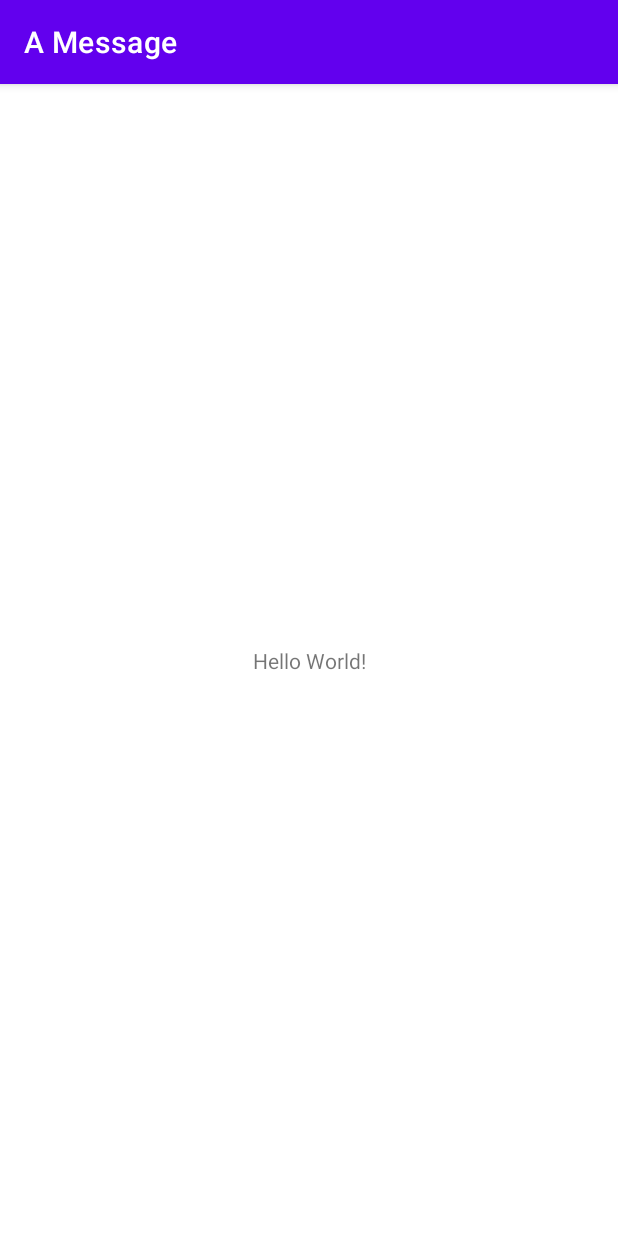
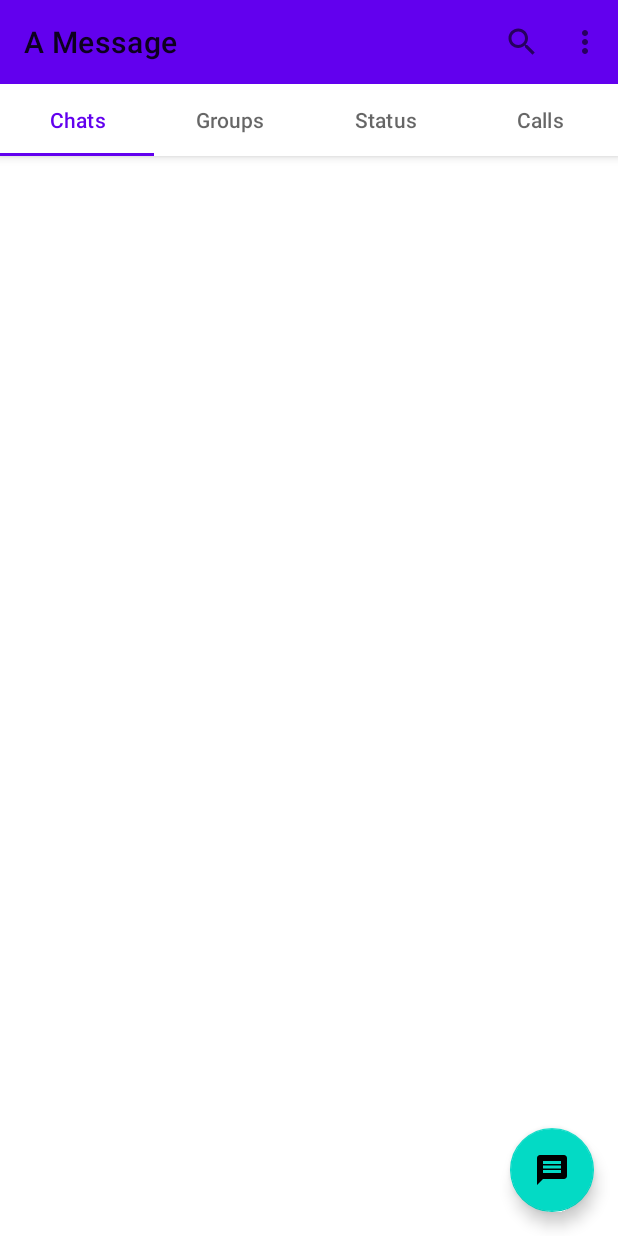
Before and after one commit to SriMani-7/AMessage, an Android app: the screen it shows after launch (MainActivity), on a phone screen of 412 x 824 dp. Run offline under Robolectric (Android 15) with nearby library versions, the phone set to English and light mode, and no system bars.

Commit message:
tabs and pages added
added some views for basic User interface

```diff
--- a/app/build.gradle
+++ b/app/build.gradle
@@ -25,6 +25,9 @@ android {
         sourceCompatibility JavaVersion.VERSION_1_8
         targetCompatibility JavaVersion.VERSION_1_8
     }
+    buildFeatures{
+        viewBinding true
+    }
 }
 
 dependencies {
--- a/app/src/main/java/com/ithoughts/androidsamples/sample1/amessage/MainActivity.java
+++ b/app/src/main/java/com/ithoughts/androidsamples/sample1/amessage/MainActivity.java
@@ -1,14 +1,45 @@
 package com.ithoughts.androidsamples.sample1.amessage;
 
 import androidx.appcompat.app.AppCompatActivity;
+import androidx.viewpager2.widget.ViewPager2;
 
 import android.os.Bundle;
+import android.view.Menu;
+
+import com.google.android.material.tabs.TabLayout;
+import com.google.android.material.tabs.TabLayoutMediator;
+import com.ithoughts.androidsamples.sample1.amessage.databinding.ActivityMainBinding;
 
 public class MainActivity extends AppCompatActivity {
+
+    private ActivityMainBinding mainBinding;
+    public static final int PAGES_COUNT = 4;
 
     @Override
     protected void onCreate(Bundle savedInstanceState) {
         super.onCreate(savedInstanceState);
-        setContentView(R.layout.activity_main);
+        mainBinding = ActivityMainBinding.inflate(getLayoutInflater());
+        setContentView(mainBinding.getRoot());
+        setSupportActionBar(mainBinding.toolbar);
+        TabLayout tabs = mainBinding.tabs;
+        ViewPager2 pages = mainBinding.pages;
+        PagesAdapter pagesAdapter = new PagesAdapter(this);
+        pages.setAdapter(pagesAdapter);
+        TabLayoutMediator tabLayoutMediator = new TabLayoutMediator(tabs, pages,((tab, position) -> {
+            switch (position){
+                case 0 : tab.setText("Chats");break;
+                case 1 : tab.setText("Groups");break;
+                case 2 : tab.setText("Status");break;
+                case 3 : tab.setText("Calls");break;
+            }
+        }));
+        tabLayoutMediator.attach();
+    }
+
+    @Override
+    public boolean onCreateOptionsMenu(Menu menu) {
+        super.onCreateOptionsMenu(menu);
+        getMenuInflater().inflate(R.menu.main_menu,menu);
+        return true;
     }
 }
--- /dev/null
+++ b/app/src/main/java/com/ithoughts/androidsamples/sample1/amessage/MainPageFragment.java
@@ -0,0 +1,32 @@
+package com.ithoughts.androidsamples.sample1.amessage;
+
+import android.os.Bundle;
+import android.view.LayoutInflater;
+import android.view.View;
+import android.view.ViewGroup;
+
+import androidx.annotation.NonNull;
+import androidx.annotation.Nullable;
+import androidx.fragment.app.Fragment;
+
+import com.ithoughts.androidsamples.sample1.amessage.databinding.FragmentMainpageBinding;
+
+public class MainPageFragment extends Fragment {
+
+    private FragmentMainpageBinding mainpageBinding;
+    public static MainPageFragment getInstance() {
+        return new MainPageFragment();
+    }
+
+    @Nullable
+    @Override
+    public View onCreateView(@NonNull LayoutInflater inflater, @Nullable ViewGroup container, @Nullable Bundle savedInstanceState) {
+        mainpageBinding = FragmentMainpageBinding.inflate(inflater,container,false);
+        return mainpageBinding.getRoot();
+    }
+
+    @Override
+    public void onViewCreated(@NonNull View view, @Nullable Bundle savedInstanceState) {
+        super.onViewCreated(view, savedInstanceState);
+    }
+}
--- /dev/null
+++ b/app/src/main/java/com/ithoughts/androidsamples/sample1/amessage/PagesAdapter.java
@@ -0,0 +1,22 @@
+package com.ithoughts.androidsamples.sample1.amessage;
+
+import androidx.annotation.NonNull;
+import androidx.fragment.app.FragmentActivity;
+import androidx.viewpager2.adapter.FragmentStateAdapter;
+
+public class PagesAdapter extends FragmentStateAdapter {
+    public PagesAdapter(@NonNull FragmentActivity fragmentActivity) {
+        super(fragmentActivity);
+    }
+
+    @NonNull
+    @Override
+    public MainPageFragment createFragment(int position) {
+        return MainPageFragment.getInstance();
+    }
+
+    @Override
+    public int getItemCount() {
+        return MainActivity.PAGES_COUNT;
+    }
+}
--- /dev/null
+++ b/app/src/main/res/drawable/ic_baseline_message_24.xml
@@ -0,0 +1,10 @@
+<vector xmlns:android="http://schemas.android.com/apk/res/android"
+    android:width="24dp"
+    android:height="24dp"
+    android:viewportWidth="24"
+    android:viewportHeight="24"
+    android:tint="?attr/colorControlNormal">
+  <path
+      android:fillColor="@android:color/white"
+      android:pathData="M20,2L4,2c-1.1,0 -1.99,0.9 -1.99,2L2,22l4,-4h14c1.1,0 2,-0.9 2,-2L22,4c0,-1.1 -0.9,-2 -2,-2zM18,14L6,14v-2h12v2zM18,11L6,11L6,9h12v2zM18,8L6,8L6,6h12v2z"/>
+</vector>
--- /dev/null
+++ b/app/src/main/res/drawable/ic_search_black_24dp.xml
@@ -0,0 +1,9 @@
+<vector xmlns:android="http://schemas.android.com/apk/res/android"
+        android:width="24dp"
+        android:height="24dp"
+        android:viewportWidth="24.0"
+        android:viewportHeight="24.0">
+    <path
+        android:fillColor="#FF000000"
+        android:pathData="M15.5,14h-0.79l-0.28,-0.27C15.41,12.59 16,11.11 16,9.5 16,5.91 13.09,3 9.5,3S3,5.91 3,9.5 5.91,16 9.5,16c1.61,0 3.09,-0.59 4.23,-1.57l0.27,0.28v0.79l5,4.99L20.49,19l-4.99,-5zM9.5,14C7.01,14 5,11.99 5,9.5S7.01,5 9.5,5 14,7.01 14,9.5 11.99,14 9.5,14z"/>
+</vector>
--- a/app/src/main/res/layout/activity_main.xml
+++ b/app/src/main/res/layout/activity_main.xml
@@ -1,18 +1,43 @@
 <?xml version="1.0" encoding="utf-8"?>
-<androidx.constraintlayout.widget.ConstraintLayout xmlns:android="http://schemas.android.com/apk/res/android"
+<androidx.coordinatorlayout.widget.CoordinatorLayout xmlns:android="http://schemas.android.com/apk/res/android"
+    xmlns:tools="http://schemas.android.com/tools"
     xmlns:app="http://schemas.android.com/apk/res-auto"
-    xmlns:tools="http://schemas.android.com/tools"
     android:layout_width="match_parent"
     android:layout_height="match_parent"
     tools:context=".MainActivity">
 
-    <TextView
+    <com.google.android.material.appbar.AppBarLayout
+        android:id="@+id/appbar"
+        android:layout_height="wrap_content"
+        android:layout_width="match_parent">
+
+        <androidx.appcompat.widget.Toolbar
+            android:id="@+id/toolbar"
+            android:layout_height="?attr/actionBarSize"
+            android:layout_width="match_parent"
+            app:layout_scrollFlags="scroll" />
+
+        <com.google.android.material.tabs.TabLayout
+            android:id="@+id/tabs"
+            app:tabTextAppearance="@style/TextAppearance.MaterialComponents.Subtitle2"
+            android:layout_width="match_parent"
+            android:layout_height="wrap_content"/>
+    </com.google.android.material.appbar.AppBarLayout>
+
+    <androidx.viewpager2.widget.ViewPager2
+        android:id="@+id/pages"
+        android:layout_width="match_parent"
+        app:layout_behavior="com.google.android.material.appbar.AppBarLayout$ScrollingViewBehavior"
+        android:layout_height="match_parent" />
+
+    <com.google.android.material.floatingactionbutton.FloatingActionButton
+        android:id="@+id/floatingActionButton"
         android:layout_width="wrap_content"
         android:layout_height="wrap_content"
-        android:text="Hello World!"
-        app:layout_constraintBottom_toBottomOf="parent"
-        app:layout_constraintLeft_toLeftOf="parent"
-        app:layout_constraintRight_toRightOf="parent"
-        app:layout_constraintTop_toTopOf="parent" />
+        android:clickable="true"
+        android:layout_margin="16dp"
+        android:layout_gravity="bottom|end"
+        app:srcCompat="@drawable/ic_baseline_message_24"
+        android:focusable="true" />
 
-</androidx.constraintlayout.widget.ConstraintLayout>
+</androidx.coordinatorlayout.widget.CoordinatorLayout>
--- /dev/null
+++ b/app/src/main/res/layout/fragment_mainpage.xml
@@ -0,0 +1,8 @@
+<?xml version="1.0" encoding="utf-8"?>
+<FrameLayout xmlns:android="http://schemas.android.com/apk/res/android"
+    xmlns:app="http://schemas.android.com/apk/res-auto"
+    android:layout_width="match_parent"
+    android:layout_height="match_parent">
+
+
+</FrameLayout>
--- /dev/null
+++ b/app/src/main/res/menu/main_menu.xml
@@ -0,0 +1,14 @@
+<?xml version="1.0" encoding="utf-8"?>
+<menu xmlns:app="http://schemas.android.com/apk/res-auto"
+    xmlns:android="http://schemas.android.com/apk/res/android">
+
+    <item
+        android:id="@+id/app_bar_search"
+        android:icon="@drawable/ic_search_black_24dp"
+        android:title="Search"
+        app:showAsAction="always"
+        app:actionViewClass="android.widget.SearchView" />
+    <item
+        android:title="Settings"
+        app:showAsAction="never"/>
+</menu>
--- a/app/src/main/res/values-night/themes.xml
+++ b/app/src/main/res/values-night/themes.xml
@@ -1,10 +1,11 @@
 <resources xmlns:tools="http://schemas.android.com/tools">
     <!-- Base application theme. -->
-    <style name="Theme.AMessage" parent="Theme.MaterialComponents.DayNight.DarkActionBar">
+    <style name="Theme.AMessage" parent="Theme.MaterialComponents.DayNight.NoActionBar">
         <!-- Primary brand color. -->
         <item name="colorPrimary">@color/purple_200</item>
         <item name="colorPrimaryVariant">@color/purple_700</item>
         <item name="colorOnPrimary">@color/black</item>
+
         <!-- Secondary brand color. -->
         <item name="colorSecondary">@color/teal_200</item>
         <item name="colorSecondaryVariant">@color/teal_200</item>
--- a/app/src/main/res/values/themes.xml
+++ b/app/src/main/res/values/themes.xml
@@ -1,10 +1,11 @@
 <resources xmlns:tools="http://schemas.android.com/tools">
     <!-- Base application theme. -->
-    <style name="Theme.AMessage" parent="Theme.MaterialComponents.DayNight.DarkActionBar">
+    <style name="Theme.AMessage" parent="Theme.MaterialComponents.DayNight.NoActionBar">
         <!-- Primary brand color. -->
         <item name="colorPrimary">@color/purple_500</item>
         <item name="colorPrimaryVariant">@color/purple_700</item>
         <item name="colorOnPrimary">@color/white</item>
+        <item name="windowActionBar">false</item>
         <!-- Secondary brand color. -->
         <item name="colorSecondary">@color/teal_200</item>
         <item name="colorSecondaryVariant">@color/teal_700</item>
```
